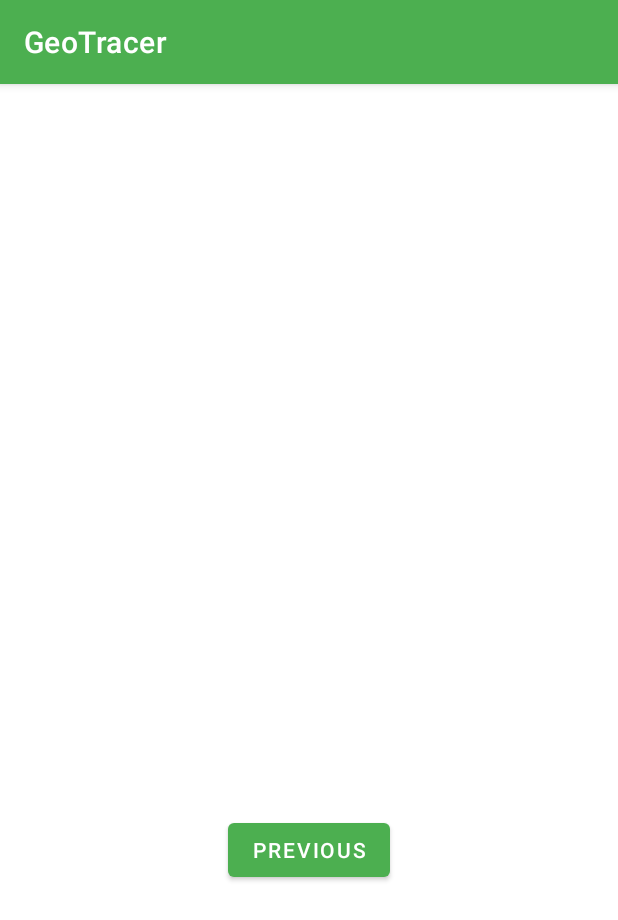
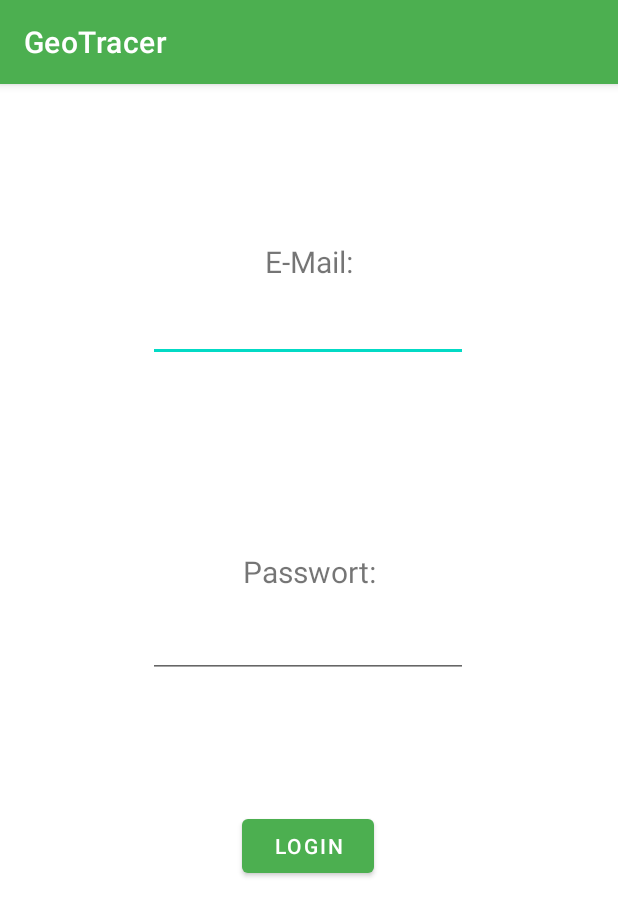
Before and after one commit to STK-Students/GeoTracer, an Android app: the fragment First2Fragment shown on its own in the app's theme, on a phone screen of 412 x 824 dp. Shown: the top 920 px of the screen. Run offline under Robolectric (Android 15) with nearby library versions, the phone set to English and light mode, and no system bars.

Commit message:
add login and integration to firebase

```diff
--- a/app/build.gradle
+++ b/app/build.gradle
@@ -42,6 +42,7 @@ dependencies {
     implementation 'androidx.navigation:navigation-fragment:2.5.2'
     implementation 'androidx.navigation:navigation-ui:2.5.2'
     implementation 'com.google.android.gms:play-services-maps:18.1.0'
+    implementation 'com.google.firebase:firebase-auth:21.0.3'
     testImplementation 'junit:junit:4.13.2'
     androidTestImplementation 'androidx.test.ext:junit:1.1.3'
     androidTestImplementation 'androidx.test.espresso:espresso-core:3.4.0'
--- a/app/src/main/java/de/sk/geotracer/SecondFragment.java
+++ b/app/src/main/java/de/sk/geotracer/First2Fragment.java
@@ -9,11 +9,11 @@ import androidx.annotation.NonNull;
 import androidx.fragment.app.Fragment;
 import androidx.navigation.fragment.NavHostFragment;
 
-import de.sk.geotracer.databinding.FragmentSecondBinding;
+import de.sk.geotracer.databinding.FragmentFirst2Binding;
 
-public class SecondFragment extends Fragment {
+public class First2Fragment extends Fragment {
 
-    private FragmentSecondBinding binding;
+    private FragmentFirst2Binding binding;
 
     @Override
     public View onCreateView(
@@ -21,21 +21,13 @@ public class SecondFragment extends Fragment {
             Bundle savedInstanceState
     ) {
 
-        binding = FragmentSecondBinding.inflate(inflater, container, false);
+        binding = FragmentFirst2Binding.inflate(inflater, container, false);
         return binding.getRoot();
 
     }
 
     public void onViewCreated(@NonNull View view, Bundle savedInstanceState) {
         super.onViewCreated(view, savedInstanceState);
-
-        binding.buttonSecond.setOnClickListener(new View.OnClickListener() {
-            @Override
-            public void onClick(View view) {
-                NavHostFragment.findNavController(SecondFragment.this)
-                        .navigate(R.id.action_SecondFragment_to_FirstFragment);
-            }
-        });
     }
 
     @Override
--- a/app/src/main/java/de/sk/geotracer/FirstFragment.java
+++ b/app/src/main/java/de/sk/geotracer/FirstFragment.java
@@ -1,5 +1,6 @@
 package de.sk.geotracer;
 
+import android.content.Intent;
 import android.os.Bundle;
 import android.view.LayoutInflater;
 import android.view.View;
@@ -29,8 +30,6 @@ public class FirstFragment extends Fragment {
     public void onViewCreated(@NonNull View view, Bundle savedInstanceState) {
         super.onViewCreated(view, savedInstanceState);
 
-        binding.buttonFirst.setOnClickListener(view1 -> NavHostFragment.findNavController(FirstFragment.this)
-                .navigate(R.id.action_FirstFragment_to_SecondFragment));
     }
 
     @Override
--- a/app/src/main/java/de/sk/geotracer/MainActivity.java
+++ b/app/src/main/java/de/sk/geotracer/MainActivity.java
@@ -47,6 +47,9 @@ public class MainActivity extends AppCompatActivity {
 
         View mapButton = findViewById(R.id.mapButton);
         mapButton.setOnClickListener(view -> startActivity(new Intent(this, MapsActivity.class)));
+
+        View loginButton = findViewById(R.id.btnOpenLogin);
+        loginButton.setOnClickListener(view -> startActivity(new Intent(this, LoginActivity.class)));
     }
 
     @Override
--- /dev/null
+++ b/app/src/main/res/layout/fragment_first2.xml
@@ -0,0 +1,73 @@
+<?xml version="1.0" encoding="utf-8"?>
+<androidx.constraintlayout.widget.ConstraintLayout xmlns:android="http://schemas.android.com/apk/res/android"
+    xmlns:app="http://schemas.android.com/apk/res-auto"
+    xmlns:tools="http://schemas.android.com/tools"
+    android:layout_width="match_parent"
+    android:layout_height="match_parent"
+    tools:context=".First2Fragment">
+
+    <TextView
+        android:id="@+id/textView2"
+        android:layout_width="wrap_content"
+        android:layout_height="wrap_content"
+        android:layout_marginBottom="8dp"
+        android:text="E-Mail:"
+        android:textSize="20sp"
+        app:layout_constraintBottom_toTopOf="@+id/tvEmail"
+        app:layout_constraintEnd_toEndOf="parent"
+        app:layout_constraintStart_toStartOf="parent"
+        app:layout_constraintTop_toTopOf="parent"
+        app:layout_constraintVertical_bias="1.0" />
+
+    <Button
+        android:id="@+id/btnLogin"
+        android:layout_width="wrap_content"
+        android:layout_height="wrap_content"
+        android:layout_marginBottom="236dp"
+        android:text="Login"
+        app:layout_constraintBottom_toBottomOf="parent"
+        app:layout_constraintEnd_toEndOf="parent"
+        app:layout_constraintHorizontal_bias="0.498"
+        app:layout_constraintStart_toStartOf="parent" />
+
+    <EditText
+        android:id="@+id/tvEmail"
+        android:layout_width="wrap_content"
+        android:layout_height="wrap_content"
+        android:layout_marginTop="140dp"
+        android:ems="10"
+        android:inputType="textEmailAddress"
+        app:layout_constraintBottom_toTopOf="@+id/tvPassword"
+        app:layout_constraintEnd_toEndOf="parent"
+        app:layout_constraintHorizontal_bias="0.497"
+        app:layout_constraintStart_toStartOf="parent"
+        app:layout_constraintTop_toTopOf="parent"
+        app:layout_constraintVertical_bias="0.0" />
+
+    <EditText
+        android:id="@+id/tvPassword"
+        android:layout_width="wrap_content"
+        android:layout_height="wrap_content"
+        android:layout_marginBottom="88dp"
+        android:ems="10"
+        android:inputType="textPassword"
+        app:layout_constraintBottom_toTopOf="@+id/btnLogin"
+        app:layout_constraintEnd_toEndOf="parent"
+        app:layout_constraintHorizontal_bias="0.497"
+        app:layout_constraintStart_toStartOf="parent" />
+
+    <TextView
+        android:id="@+id/textView3"
+        android:layout_width="wrap_content"
+        android:layout_height="wrap_content"
+        android:layout_marginTop="56dp"
+        android:layout_marginBottom="12dp"
+        android:text="Passwort:"
+        android:textSize="20sp"
+        app:layout_constraintBottom_toTopOf="@+id/tvPassword"
+        app:layout_constraintEnd_toEndOf="parent"
+        app:layout_constraintHorizontal_bias="0.501"
+        app:layout_constraintStart_toStartOf="parent"
+        app:layout_constraintTop_toBottomOf="@+id/tvEmail"
+        app:layout_constraintVertical_bias="1.0" />
+</androidx.constraintlayout.widget.ConstraintLayout>
--- a/app/src/main/res/layout/fragment_second.xml
+++ /dev/null
@@ -1,27 +0,0 @@
-<?xml version="1.0" encoding="utf-8"?>
-<androidx.constraintlayout.widget.ConstraintLayout xmlns:android="http://schemas.android.com/apk/res/android"
-    xmlns:app="http://schemas.android.com/apk/res-auto"
-    xmlns:tools="http://schemas.android.com/tools"
-    android:layout_width="match_parent"
-    android:layout_height="match_parent"
-    tools:context=".SecondFragment">
-
-    <TextView
-        android:id="@+id/textview_second"
-        android:layout_width="wrap_content"
-        android:layout_height="wrap_content"
-        app:layout_constraintBottom_toTopOf="@id/button_second"
-        app:layout_constraintEnd_toEndOf="parent"
-        app:layout_constraintStart_toStartOf="parent"
-        app:layout_constraintTop_toTopOf="parent" />
-
-    <Button
-        android:id="@+id/button_second"
-        android:layout_width="wrap_content"
-        android:layout_height="wrap_content"
-        android:text="@string/previous"
-        app:layout_constraintBottom_toBottomOf="parent"
-        app:layout_constraintEnd_toEndOf="parent"
-        app:layout_constraintStart_toStartOf="parent"
-        app:layout_constraintTop_toBottomOf="@id/textview_second" />
-</androidx.constraintlayout.widget.ConstraintLayout>
--- /dev/null
+++ b/app/src/main/res/navigation/nav_graph3.xml
@@ -0,0 +1,13 @@
+<?xml version="1.0" encoding="utf-8"?>
+<navigation xmlns:android="http://schemas.android.com/apk/res/android"
+    xmlns:app="http://schemas.android.com/apk/res-auto"
+    xmlns:tools="http://schemas.android.com/tools"
+    android:id="@+id/nav_graph3"
+    app:startDestination="@id/First2Fragment">
+
+    <fragment
+        android:id="@+id/First2Fragment"
+        android:name="de.sk.geotracer.First2Fragment"
+        android:label="@string/first_fragment_label"
+        tools:layout="@layout/fragment_first2"/>
+</navigation>
--- a/app/src/main/res/values/strings.xml
+++ b/app/src/main/res/values/strings.xml
@@ -13,4 +13,5 @@
     <string name="geoTracer">GeoTracer</string>
     <string name="startButton">Start</string>
     <string name="title_activity_maps">MapsActivity</string>
+    <string name="title_activity_login">LoginActivity</string>
 </resources>
```
Also changed, not shown: app/src/main/AndroidManifest.xml (+9 -0 lines), app/src/main/java/de/sk/geotracer/LoginActivity.java (added, +111 -0 lines), app/src/main/res/layout/activity_login.xml (added, +34 -0 lines), app/src/main/res/layout/content_login.xml (added, +19 -0 lines), app/src/main/res/layout/fragment_first.xml (+18 -4 lines), app/src/main/res/layout/login.xml (deleted, +0 -54 lines).
